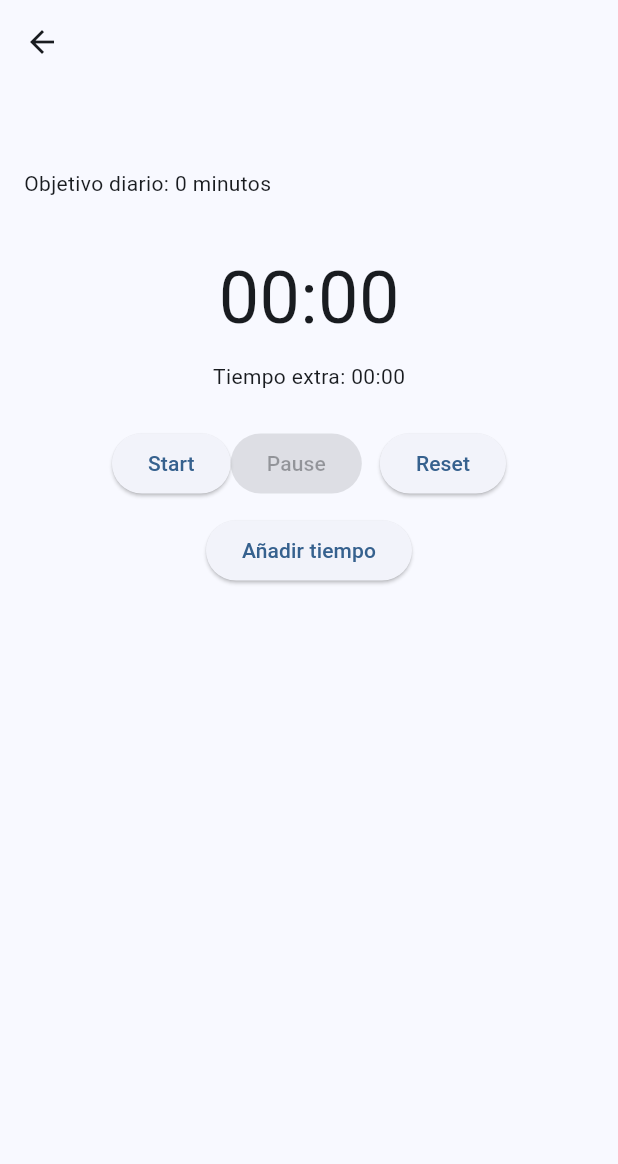
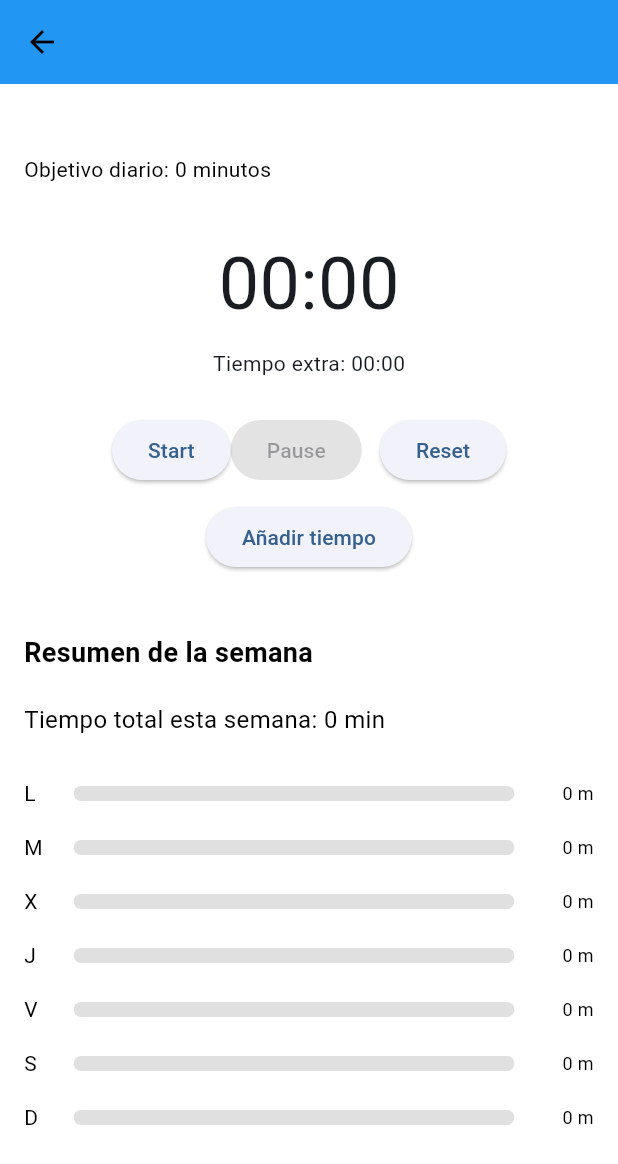
Before and after one commit to juan-tamarit/Cronos, a Flutter app: the ActivityScreen screen opened directly with empty values, on a phone screen of 412 x 824 dp. Shown: the top 1164 px of the screen. Run offline on Flutter 3.47's test engine with Material 3 defaults, Android fonts, the phone set to English and light mode, and no system bars; our stand-ins replace sqflite; accounts and stored records are empty.

Commit message:
current week information in activity screen

```diff
--- a/lib/screens/activity_screen.dart
+++ b/lib/screens/activity_screen.dart
@@ -1,11 +1,13 @@
 import 'package:flutter/material.dart';
 import '../models/activity.dart';
 import '../widgets/cronometro_widget.dart';
+import '../services/stat_service.dart';
 
-class ActivityScreen extends StatelessWidget{
+class ActivityScreen extends StatelessWidget {
   final Activity activity;
+  final StatService _statService = StatService();
 
-  const ActivityScreen({
+  ActivityScreen({
     super.key,
     required this.activity,
   });
@@ -13,20 +15,150 @@ class ActivityScreen extends StatelessWidget{
   @override
   Widget build(BuildContext context) {
     return Scaffold(
-      appBar: AppBar( title: Text(activity.name),),
-      body:Padding(
+      backgroundColor: Colors.white,
+      appBar: AppBar(
+        backgroundColor: Colors.blue,
+        iconTheme: const IconThemeData(color: Colors.black),
+        title: Text(
+          activity.name,
+          style: const TextStyle(color: Colors.black),
+        ),
+      ),
+      body: Padding(
         padding: const EdgeInsets.all(16),
+        child: SingleChildScrollView(
           child: Column(
             crossAxisAlignment: CrossAxisAlignment.start,
-          children:[
-            Text(activity.description,style: Theme.of(context).textTheme.bodyLarge,),
-            const SizedBox(height:16),
-            Text('Objetivo diario: ${activity.objetiveMinutes} minutos'),
+            children: [
+              Text(
+                activity.description,
+                style: const TextStyle(
+                  color: Colors.black,
+                  fontSize: 16,
+                ),
+              ),
+              const SizedBox(height: 8),
+              Text(
+                'Objetivo diario: ${activity.objetiveMinutes} minutos',
+                style: const TextStyle(color: Colors.black),
+              ),
               const SizedBox(height: 32),
+
+              // 🔵 CRONÓMETRO
               Center(
-              child: CronometroWidget(objetiveMinutes: activity.objetiveMinutes,activityId: activity.id!,),
+                child: CronometroWidget(
+                  objetiveMinutes: activity.objetiveMinutes,
+                  activityId: activity.id!,
+                ),
+              ),
+
+              const SizedBox(height: 40),
+
+              const Text(
+                'Resumen de la semana',
+                style: TextStyle(
+                  fontSize: 18,
+                  fontWeight: FontWeight.bold,
+                  color: Colors.black,
+                ),
+              ),
+              const SizedBox(height: 20),
+
+              FutureBuilder(
+                future: Future.wait([
+                  _statService.getCurrentWeekTotal(activity.id!),
+                  _statService.getCurrentWeekDailyTotals(activity.id!)
+                ]),
+                builder: (context, snapshot) {
+                  if (!snapshot.hasData) {
+                    return const Center(
+                      child: CircularProgressIndicator(),
+                    );
+                  }
+
+                  final totalWeekSeconds = snapshot.data![0] as int;
+                  final dailyTotals = snapshot.data![1] as List<int>;
+
+                  final days = ['L', 'M', 'X', 'J', 'V', 'S', 'D'];
+
+                  // 🔹 Determinar máximo dinámico
+                  final objectiveSeconds = activity.objetiveMinutes * 60;
+                  final maxDaySeconds =
+                      dailyTotals.reduce((a, b) => a > b ? a : b);
+
+                  final maxScale =
+                      maxDaySeconds > objectiveSeconds
+                          ? maxDaySeconds
+                          : objectiveSeconds;
+
+                  return Column(
+                    crossAxisAlignment: CrossAxisAlignment.start,
+                    children: [
+                      Text(
+                        'Tiempo total esta semana: ${totalWeekSeconds ~/ 60} min',
+                        style: const TextStyle(
+                          fontSize: 16,
+                          color: Colors.black,
+                        ),
+                      ),
+                      const SizedBox(height: 20),
+
+                      Column(
+                        children: List.generate(7, (index) {
+                          final seconds = dailyTotals[index];
+                          final minutes = seconds ~/ 60;
+                          final progress =
+                              maxScale == 0 ? 0.0 : seconds / maxScale;
+
+                          return Padding(
+                            padding: const EdgeInsets.symmetric(vertical: 8),
+                            child: Row(
+                              children: [
+                                SizedBox(
+                                  width: 25,
+                                  child: Text(
+                                    days[index],
+                                    style: const TextStyle(
+                                        color: Colors.black),
+                                  ),
+                                ),
+                                const SizedBox(width: 8),
+                                Expanded(
+                                  child: ClipRRect(
+                                    borderRadius: BorderRadius.circular(6),
+                                    child: LinearProgressIndicator(
+                                      value: progress.clamp(0.0, 1.0),
+                                      minHeight: 10,
+                                      backgroundColor: Colors.grey[300],
+                                      valueColor:
+                                          const AlwaysStoppedAnimation<Color>(
+                                              Colors.blue),
+                                    ),
+                                  ),
+                                ),
+                                const SizedBox(width: 8),
+                                SizedBox(
+                                  width: 45,
+                                  child: Text(
+                                    '$minutes m',
+                                    style: const TextStyle(
+                                      color: Colors.black,
+                                      fontSize: 12,
+                                    ),
+                                    textAlign: TextAlign.end,
+                                  ),
                                 ),
                               ],
+                            ),
+                          );
+                        }),
+                      ),
+                    ],
+                  );
+                },
+              ),
+            ],
+          ),
         ),
       ),
     );
```
Lines whose indentation alone changed are shown as unchanged.
